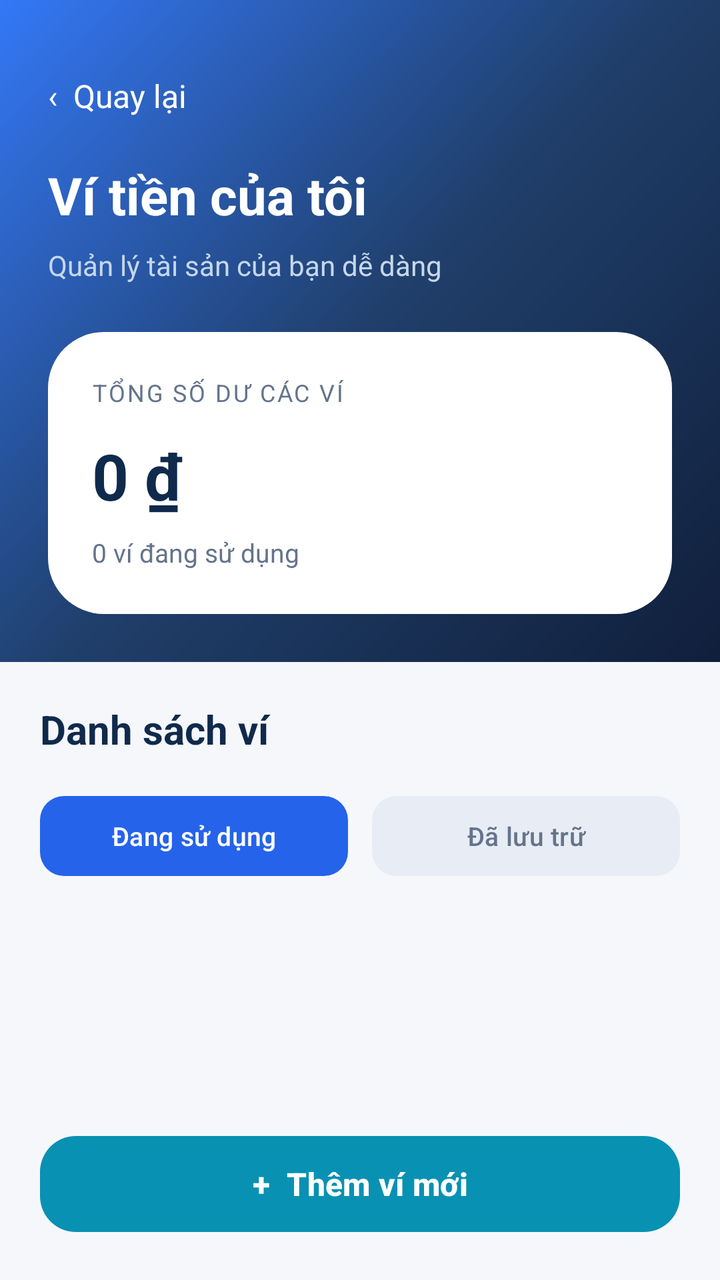
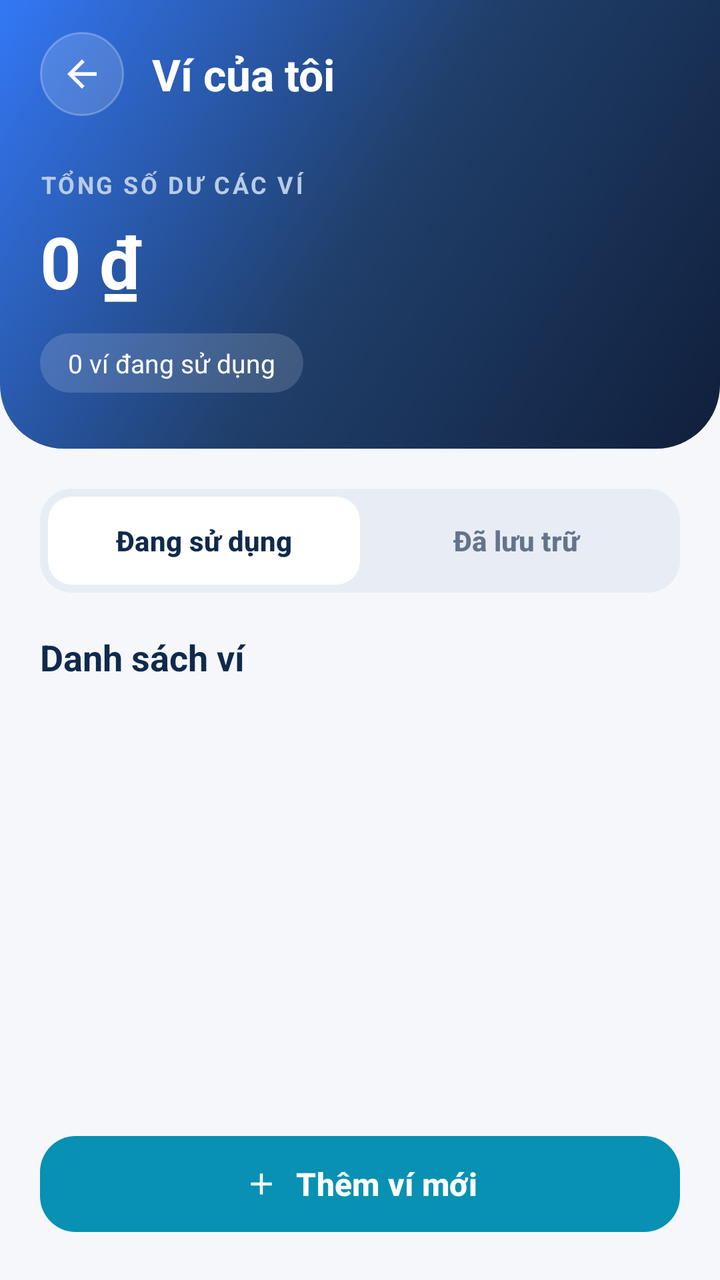

Before-and-after screenshots of an Android layout around one commit, followed by the original layout XML and the change that was made.
<!-- AndroidManifest.xml: application theme Theme.QLChiTieu -->
<!-- res/layout/activity_wallet.xml -->
<?xml version="1.0" encoding="utf-8"?>
<LinearLayout xmlns:android="http://schemas.android.com/apk/res/android"
    xmlns:app="http://schemas.android.com/apk/res-auto"
    android:layout_width="match_parent"
    android:layout_height="match_parent"
    android:orientation="vertical"
    android:background="#F5F7FB">

    <LinearLayout
        android:layout_width="match_parent"
        android:layout_height="wrap_content"
        android:orientation="vertical"
        android:background="@drawable/bg_auth_gradient"
        android:padding="24dp">

        <TextView
            android:id="@+id/tvQuayLai"
            android:layout_width="wrap_content"
            android:layout_height="48dp"
            android:gravity="center_vertical"
            android:text="‹  Quay lại"
            android:textColor="#FFFFFF"
            android:textSize="16sp" />

        <TextView
            android:layout_width="match_parent"
            android:layout_height="wrap_content"
            android:layout_marginTop="8dp"
            android:text="Ví tiền của tôi"
            android:textColor="#FFFFFF"
            android:textSize="26sp"
            android:textStyle="bold" />

        <TextView
            android:layout_width="match_parent"
            android:layout_height="wrap_content"
            android:layout_marginTop="8dp"
            android:text="Quản lý tài sản của bạn dễ dàng"
            android:textColor="#C5D7EB"
            android:textSize="14sp" />

        <LinearLayout
            android:layout_width="match_parent"
            android:layout_height="wrap_content"
            android:layout_marginTop="24dp"
            android:orientation="vertical"
            android:padding="22dp"
            android:background="@drawable/bg_auth_card">

            <TextView
                android:layout_width="wrap_content"
                android:layout_height="wrap_content"
                android:text="TỔNG SỐ DƯ CÁC VÍ"
                android:textColor="#64748B"
                android:textSize="12sp"
                android:letterSpacing="0.08" />

            <TextView
                android:id="@+id/tvTongTienVi"
                android:layout_width="match_parent"
                android:layout_height="wrap_content"
                android:layout_marginTop="12dp"
                android:text="0 ₫"
                android:textColor="#102A4C"
                android:textSize="32sp"
                android:textStyle="bold" />

            <TextView
                android:id="@+id/tvSoLuongVi"
                android:layout_width="match_parent"
                android:layout_height="wrap_content"
                android:layout_marginTop="8dp"
                android:text="0 ví đang sử dụng"
                android:textColor="#64748B"
                android:textSize="13sp" />

        </LinearLayout>

    </LinearLayout>

    <LinearLayout
        android:layout_width="match_parent"
        android:layout_height="0dp"
        android:layout_weight="1"
        android:orientation="vertical"
        android:paddingStart="20dp"
        android:paddingEnd="20dp"
        android:paddingTop="20dp">

        <TextView
            android:layout_width="match_parent"
            android:layout_height="wrap_content"
            android:text="Danh sách ví"
            android:textColor="#102A4C"
            android:textSize="20sp"
            android:textStyle="bold" />

        <LinearLayout
            android:layout_width="match_parent"
            android:layout_height="wrap_content"
            android:layout_marginTop="16dp"
            android:layout_marginBottom="12dp"
            android:orientation="horizontal">

            <com.google.android.material.button.MaterialButton
                android:id="@+id/btnViHoatDong"
                android:layout_width="0dp"
                android:layout_height="48dp"
                android:layout_weight="1"
                android:layout_marginEnd="6dp"
                android:text="Đang sử dụng"
                android:textAllCaps="false"
                android:textColor="#FFFFFF"
                android:textSize="13sp"
                app:backgroundTint="#2563EB"
                app:cornerRadius="12dp" />

            <com.google.android.material.button.MaterialButton
                android:id="@+id/btnViLuuTru"
                android:layout_width="0dp"
                android:layout_height="48dp"
                android:layout_weight="1"
                android:layout_marginStart="6dp"
                android:text="Đã lưu trữ"
                android:textAllCaps="false"
                android:textColor="#64748B"
                android:textSize="13sp"
                app:backgroundTint="#E8EDF5"
                app:cornerRadius="12dp" />

        </LinearLayout>

        <FrameLayout
            android:layout_width="match_parent"
            android:layout_height="0dp"
            android:layout_weight="1">

            <LinearLayout
                android:id="@+id/layoutViTrong"
                android:layout_width="match_parent"
                android:layout_height="match_parent"
                android:gravity="center"
                android:orientation="vertical"
                android:background="@drawable/bg_auth_card"
                android:padding="20dp"
                android:visibility="gone">

                <TextView
                    android:layout_width="wrap_content"
                    android:layout_height="wrap_content"
                    android:text="▣"
                    android:textSize="46sp"
                    android:textColor="#94A3B8" />

                <TextView
                    android:layout_width="wrap_content"
                    android:layout_height="wrap_content"
                    android:layout_marginTop="12dp"
                    android:text="Bạn chưa có ví nào"
                    android:textColor="#102A4C"
                    android:textSize="17sp"
                    android:textStyle="bold" />

                <TextView
                    android:layout_width="wrap_content"
                    android:layout_height="wrap_content"
                    android:layout_marginTop="8dp"
                    android:text="Tạo ví đầu tiên để quản lý tiền của bạn"
                    android:textColor="#94A3B8"
                    android:textSize="12sp"
                    android:gravity="center" />

            </LinearLayout>

            <androidx.recyclerview.widget.RecyclerView
                android:id="@+id/rvDanhSachVi"
                android:layout_width="match_parent"
                android:layout_height="match_parent"
                android:clipToPadding="false"
                android:paddingBottom="12dp"
                android:visibility="gone" />

        </FrameLayout>

        <com.google.android.material.button.MaterialButton
            android:id="@+id/btnThemVi"
            android:layout_width="match_parent"
            android:layout_height="56dp"
            android:layout_marginTop="12dp"
            android:layout_marginBottom="20dp"
            android:text="+  Thêm ví mới"
            android:textAllCaps="false"
            android:textSize="16sp"
            android:textStyle="bold"
            android:textColor="#FFFFFF"
            app:backgroundTint="#0891B2"
            app:cornerRadius="18dp" />

    </LinearLayout>

</LinearLayout>
<!-- resources referenced by this layout -->
<resources>
  <!-- drawable bg_auth_card (drawable) -->
  <?xml version="1.0" encoding="utf-8"?>
  <shape xmlns:android="http://schemas.android.com/apk/res/android"
      android:shape="rectangle">
  
      <solid android:color="@color/surface_light" />
  
      <corners android:radius="28dp" />
  
  </shape>
  <!-- drawable bg_auth_gradient (drawable) -->
  <?xml version="1.0" encoding="utf-8"?>
  <shape xmlns:android="http://schemas.android.com/apk/res/android"
      android:shape="rectangle">
  
      <gradient
          android:angle="135"
          android:startColor="@color/navy"
          android:centerColor="@color/navy_light"
          android:endColor="@color/blue"
          android:type="linear" />
  
  </shape>
  <color name="surface_light">#FFFFFF</color>
  <color name="navy">#101F3B</color>
  <color name="blue">#3478F6</color>
  <!-- unchanged entries left out for length: 3 -->
</resources>

<!-- the commit's change to res/layout/activity_wallet.xml (unified diff, before → after) -->
@@ -3,132 +3,143 @@
     xmlns:app="http://schemas.android.com/apk/res-auto"
     android:layout_width="match_parent"
     android:layout_height="match_parent"
-    android:orientation="vertical"
-    android:background="#F5F7FB">
-
+    android:background="@color/phinova_background"
+    android:orientation="vertical">
+
+    
     <LinearLayout
+        android:id="@+id/layoutHeader"
         android:layout_width="match_parent"
         android:layout_height="wrap_content"
+        android:background="@drawable/bg_wallet_header"
         android:orientation="vertical"
-        android:background="@drawable/bg_auth_gradient"
-        android:padding="24dp">
-
-        <TextView
-            android:id="@+id/tvQuayLai"
+        android:paddingStart="20dp"
+        android:paddingTop="16dp"
+        android:paddingEnd="20dp"
+        android:paddingBottom="28dp">
+
+        <LinearLayout
+            android:layout_width="match_parent"
+            android:layout_height="wrap_content"
+            android:gravity="center_vertical"
+            android:orientation="horizontal">
+
+            <TextView
+                android:id="@+id/tvQuayLai"
+                android:layout_width="42dp"
+                android:layout_height="42dp"
+                android:background="@drawable/bg_back_button"
+                android:contentDescription="Quay lại" />
+
+            <TextView
+                android:layout_width="0dp"
+                android:layout_height="wrap_content"
+                android:layout_marginStart="14dp"
+                android:layout_weight="1"
+                android:text="Ví của tôi"
+                android:textColor="@color/white"
+                android:textSize="22sp"
+                android:textStyle="bold" />
+
+        </LinearLayout>
+
+        <TextView
             android:layout_width="wrap_content"
-            android:layout_height="48dp"
-            android:gravity="center_vertical"
-            android:text="‹  Quay lại"
-            android:textColor="#FFFFFF"
-            android:textSize="16sp" />
-
-        <TextView
-            android:layout_width="match_parent"
-            android:layout_height="wrap_content"
-            android:layout_marginTop="8dp"
-            android:text="Ví tiền của tôi"
-            android:textColor="#FFFFFF"
-            android:textSize="26sp"
+            android:layout_height="wrap_content"
+            android:layout_marginTop="26dp"
+            android:letterSpacing="0.1"
+            android:text="TỔNG SỐ DƯ CÁC VÍ"
+            android:textColor="#B8CCE6"
+            android:textSize="12sp"
             android:textStyle="bold" />
 
         <TextView
-            android:layout_width="match_parent"
-            android:layout_height="wrap_content"
-            android:layout_marginTop="8dp"
-            android:text="Quản lý tài sản của bạn dễ dàng"
-            android:textColor="#C5D7EB"
-            android:textSize="14sp" />
-
-        <LinearLayout
-            android:layout_width="match_parent"
-            android:layout_height="wrap_content"
-            android:layout_marginTop="24dp"
-            android:orientation="vertical"
-            android:padding="22dp"
-            android:background="@drawable/bg_auth_card">
-
-            <TextView
-                android:layout_width="wrap_content"
-                android:layout_height="wrap_content"
-                android:text="TỔNG SỐ DƯ CÁC VÍ"
-                android:textColor="#64748B"
-                android:textSize="12sp"
-                android:letterSpacing="0.08" />
-
-            <TextView
-                android:id="@+id/tvTongTienVi"
-                android:layout_width="match_parent"
-                android:layout_height="wrap_content"
-                android:layout_marginTop="12dp"
-                android:text="0 ₫"
-                android:textColor="#102A4C"
-                android:textSize="32sp"
-                android:textStyle="bold" />
-
-            <TextView
-                android:id="@+id/tvSoLuongVi"
-                android:layout_width="match_parent"
-                android:layout_height="wrap_content"
-                android:layout_marginTop="8dp"
-                android:text="0 ví đang sử dụng"
-                android:textColor="#64748B"
-                android:textSize="13sp" />
-
-        </LinearLayout>
+            android:id="@+id/tvTongTienVi"
+            android:layout_width="match_parent"
+            android:layout_height="wrap_content"
+            android:layout_marginTop="6dp"
+            android:text="0 ₫"
+            android:textColor="@color/white"
+            android:textSize="36sp"
+            android:textStyle="bold" />
+
+        <TextView
+            android:id="@+id/tvSoLuongVi"
+            android:layout_width="wrap_content"
+            android:layout_height="wrap_content"
+            android:layout_marginTop="12dp"
+            android:background="@drawable/bg_chip_glass"
+            android:paddingStart="14dp"
+            android:paddingTop="6dp"
+            android:paddingEnd="14dp"
+            android:paddingBottom="6dp"
+            android:text="0 ví đang sử dụng"
+            android:textColor="@color/white"
+            android:textSize="13sp" />
 
     </LinearLayout>
 
+    
     <LinearLayout
         android:layout_width="match_parent"
         android:layout_height="0dp"
         android:layout_weight="1"
         android:orientation="vertical"
         android:paddingStart="20dp"
-        android:paddingEnd="20dp"
-        android:paddingTop="20dp">
-
-        <TextView
-            android:layout_width="match_parent"
-            android:layout_height="wrap_content"
-            android:text="Danh sách ví"
-            android:textColor="#102A4C"
-            android:textSize="20sp"
-            android:textStyle="bold" />
-
+        android:paddingTop="20dp"
+        android:paddingEnd="20dp">
+
+        
         <LinearLayout
             android:layout_width="match_parent"
             android:layout_height="wrap_content"
-            android:layout_marginTop="16dp"
-            android:layout_marginBottom="12dp"
-            android:orientation="horizontal">
+            android:background="@drawable/bg_segment"
+            android:orientation="horizontal"
+            android:padding="4dp">
 
             <com.google.android.material.button.MaterialButton
                 android:id="@+id/btnViHoatDong"
+                style="@style/Widget.Material3.Button.TextButton"
                 android:layout_width="0dp"
-                android:layout_height="48dp"
+                android:layout_height="44dp"
                 android:layout_weight="1"
-                android:layout_marginEnd="6dp"
+                android:insetTop="0dp"
+                android:insetBottom="0dp"
                 android:text="Đang sử dụng"
                 android:textAllCaps="false"
-                android:textColor="#FFFFFF"
-                android:textSize="13sp"
-                app:backgroundTint="#2563EB"
+                android:textColor="@color/phinova_primary"
+                android:textSize="14sp"
+                android:textStyle="bold"
+                app:backgroundTint="@color/white"
                 app:cornerRadius="12dp" />
 
             <com.google.android.material.button.MaterialButton
                 android:id="@+id/btnViLuuTru"
+                style="@style/Widget.Material3.Button.TextButton"
                 android:layout_width="0dp"
-                android:layout_height="48dp"
+                android:layout_height="44dp"
                 android:layout_weight="1"
-                android:layout_marginStart="6dp"
+                android:insetTop="0dp"
+                android:insetBottom="0dp"
                 android:text="Đã lưu trữ"
                 android:textAllCaps="false"
-                android:textColor="#64748B"
-                android:textSize="13sp"
-                app:backgroundTint="#E8EDF5"
+                android:textColor="@color/phinova_text_secondary"
+                android:textSize="14sp"
+                android:textStyle="bold"
+                app:backgroundTint="@android:color/transparent"
                 app:cornerRadius="12dp" />
 
         </LinearLayout>
+
+        <TextView
+            android:layout_width="match_parent"
+            android:layout_height="wrap_content"
+            android:layout_marginTop="20dp"
+            android:layout_marginBottom="12dp"
+            android:text="Danh sách ví"
+            android:textColor="@color/phinova_text_primary"
+            android:textSize="18sp"
+            android:textStyle="bold" />
 
         <FrameLayout
             android:layout_width="match_parent"
@@ -139,36 +150,39 @@
                 android:id="@+id/layoutViTrong"
                 android:layout_width="match_parent"
                 android:layout_height="match_parent"
+                android:layout_marginBottom="8dp"
+                android:background="@drawable/bg_card_soft"
                 android:gravity="center"
                 android:orientation="vertical"
-                android:background="@drawable/bg_auth_card"
-                android:padding="20dp"
+                android:padding="24dp"
                 android:visibility="gone">
+
+                <ImageView
+                    android:layout_width="84dp"
+                    android:layout_height="84dp"
+                    android:background="@drawable/bg_icon_circle"
+                    android:contentDescription="@null"
+                    android:padding="22dp"
+                    android:src="@drawable/ic_ewallet"
+                    app:tint="@color/phinova_accent" />
 
                 <TextView
                     android:layout_width="wrap_content"
                     android:layout_height="wrap_content"
-                    android:text="▣"
-                    android:textSize="46sp"
-                    android:textColor="#94A3B8" />
+                    android:layout_marginTop="18dp"
+                    android:text="Bạn chưa có ví nào"
+                    android:textColor="@color/phinova_text_primary"
+                    android:textSize="17sp"
+                    android:textStyle="bold" />
 
                 <TextView
                     android:layout_width="wrap_content"
                     android:layout_height="wrap_content"
-                    android:layout_marginTop="12dp"
-                    android:text="Bạn chưa có ví nào"
-                    android:textColor="#102A4C"
-                    android:textSize="17sp"
-                    android:textStyle="bold" />
-
-                <TextView
-                    android:layout_width="wrap_content"
-                    android:layout_height="wrap_content"
-                    android:layout_marginTop="8dp"
-                    android:text="Tạo ví đầu tiên để quản lý tiền của bạn"
-                    android:textColor="#94A3B8"
-                    android:textSize="12sp"
-                    android:gravity="center" />
+                    android:layout_marginTop="6dp"
+                    android:gravity="center"
+                    android:text="Tạo ví đầu tiên để bắt đầu quản lý tiền của bạn"
+                    android:textColor="@color/phinova_text_hint"
+                    android:textSize="13sp" />
 
             </LinearLayout>
 
@@ -186,15 +200,19 @@
             android:id="@+id/btnThemVi"
             android:layout_width="match_parent"
             android:layout_height="56dp"
-            android:layout_marginTop="12dp"
+            android:layout_marginTop="8dp"
             android:layout_marginBottom="20dp"
-            android:text="+  Thêm ví mới"
+            android:text="Thêm ví mới"
             android:textAllCaps="false"
+            android:textColor="@color/white"
             android:textSize="16sp"
             android:textStyle="bold"
-            android:textColor="#FFFFFF"
-            app:backgroundTint="#0891B2"
-            app:cornerRadius="18dp" />
+            app:backgroundTint="@color/phinova_accent"
+            app:cornerRadius="18dp"
+            app:icon="@drawable/ic_add"
+            app:iconGravity="textStart"
+            app:iconPadding="8dp"
+            app:iconTint="@color/white" />
 
     </LinearLayout>
 
<!-- resource entries referenced after the edit -->
@@ -1,29 +1,92 @@
 <!-- resources referenced by this layout -->
 <resources>
-  <!-- drawable bg_auth_card (drawable) -->
+  <color name="phinova_accent">#0891B2</color>
+  <color name="phinova_background">#F5F7FB</color>
+  <color name="phinova_primary">#102A4C</color>
+  <color name="phinova_text_hint">#94A3B8</color>
+  <color name="phinova_text_primary">#102A4C</color>
+  <color name="phinova_text_secondary">#64748B</color>
+  <color name="white">#FFFFFF</color>
+  <!-- drawable bg_back_button (drawable) -->
+  <?xml version="1.0" encoding="utf-8"?>
+  <layer-list xmlns:android="http://schemas.android.com/apk/res/android">
+      <item>
+          <shape android:shape="oval">
+              <solid android:color="#26FFFFFF" />
+              <stroke android:width="1dp" android:color="#40FFFFFF" />
+          </shape>
+      </item>
+      <item
+          android:drawable="@drawable/ic_arrow_back"
+          android:gravity="center"
+          android:width="22dp"
+          android:height="22dp" />
+  </layer-list>
+  <!-- drawable bg_card_soft (drawable) -->
   <?xml version="1.0" encoding="utf-8"?>
   <shape xmlns:android="http://schemas.android.com/apk/res/android"
       android:shape="rectangle">
-  
-      <solid android:color="@color/surface_light" />
-  
-      <corners android:radius="28dp" />
-  
+      <solid android:color="@color/white" />
+      <corners android:radius="20dp" />
+      <stroke
+          android:width="1dp"
+          android:color="@color/phinova_border" />
   </shape>
-  <!-- drawable bg_auth_gradient (drawable) -->
+  <!-- drawable bg_chip_glass (drawable) -->
+  <?xml version="1.0" encoding="utf-8"?>
+  <shape xmlns:android="http://schemas.android.com/apk/res/android" android:shape="rectangle">
+      <solid android:color="#26FFFFFF" />
+      <corners android:radius="20dp" />
+  </shape>
+  <!-- drawable bg_icon_circle (drawable) -->
+  <?xml version="1.0" encoding="utf-8"?>
+  <shape xmlns:android="http://schemas.android.com/apk/res/android" android:shape="oval">
+      <solid android:color="@color/wallet_other_bg" />
+  </shape>
+  <!-- drawable bg_segment (drawable) -->
+  <?xml version="1.0" encoding="utf-8"?>
+  <shape xmlns:android="http://schemas.android.com/apk/res/android" android:shape="rectangle">
+      <solid android:color="#E8EDF5" />
+      <corners android:radius="16dp" />
+  </shape>
+  <!-- drawable bg_wallet_header (drawable) -->
   <?xml version="1.0" encoding="utf-8"?>
   <shape xmlns:android="http://schemas.android.com/apk/res/android"
       android:shape="rectangle">
-  
       <gradient
           android:angle="135"
           android:startColor="@color/navy"
           android:centerColor="@color/navy_light"
           android:endColor="@color/blue"
           android:type="linear" />
-  
+      <corners
+          android:bottomLeftRadius="32dp"
+          android:bottomRightRadius="32dp" />
   </shape>
-  <color name="surface_light">#FFFFFF</color>
+  <!-- drawable ic_add (drawable) -->
+  <?xml version="1.0" encoding="utf-8"?>
+  <vector xmlns:android="http://schemas.android.com/apk/res/android"
+      android:width="24dp" android:height="24dp"
+      android:viewportWidth="24" android:viewportHeight="24">
+      <path android:fillColor="#FF000000" android:pathData="M19,13h-6v6h-2v-6H5v-2h6V5h2v6h6v2z" />
+  </vector>
+  <!-- drawable ic_ewallet (drawable) -->
+  <?xml version="1.0" encoding="utf-8"?>
+  <vector xmlns:android="http://schemas.android.com/apk/res/android"
+      android:width="24dp" android:height="24dp"
+      android:viewportWidth="24" android:viewportHeight="24">
+      <path android:fillColor="#FF000000" android:pathData="M21,18v1c0,1.1 -0.9,2 -2,2H5c-1.11,0 -2,-0.9 -2,-2V5c0,-1.1 0.89,-2 2,-2h14c1.1,0 2,0.9 2,2v1h-9c-1.11,0 -2,0.9 -2,2v8c0,1.1 0.89,2 2,2h9zM12,16h10V8H12v8zM16,13.5c-0.83,0 -1.5,-0.67 -1.5,-1.5s0.67,-1.5 1.5,-1.5 1.5,0.67 1.5,1.5 -0.67,1.5 -1.5,1.5z" />
+  </vector>
+  <!-- drawable ic_arrow_back (drawable) -->
+  <?xml version="1.0" encoding="utf-8"?>
+  <vector xmlns:android="http://schemas.android.com/apk/res/android"
+      android:width="24dp" android:height="24dp"
+      android:viewportWidth="24" android:viewportHeight="24">
+      <path android:fillColor="#FFFFFF"
+          android:pathData="M20,11H7.83l5.59,-5.59L12,4l-8,8 8,8 1.41,-1.41L7.83,13H20v-2z" />
+  </vector>
+  <color name="phinova_border">#E8EDF5</color>
+  <color name="wallet_other_bg">#E0F2FE</color>
   <color name="navy">#101F3B</color>
   <color name="blue">#3478F6</color>
   <!-- unchanged entries left out for length: 3 -->
